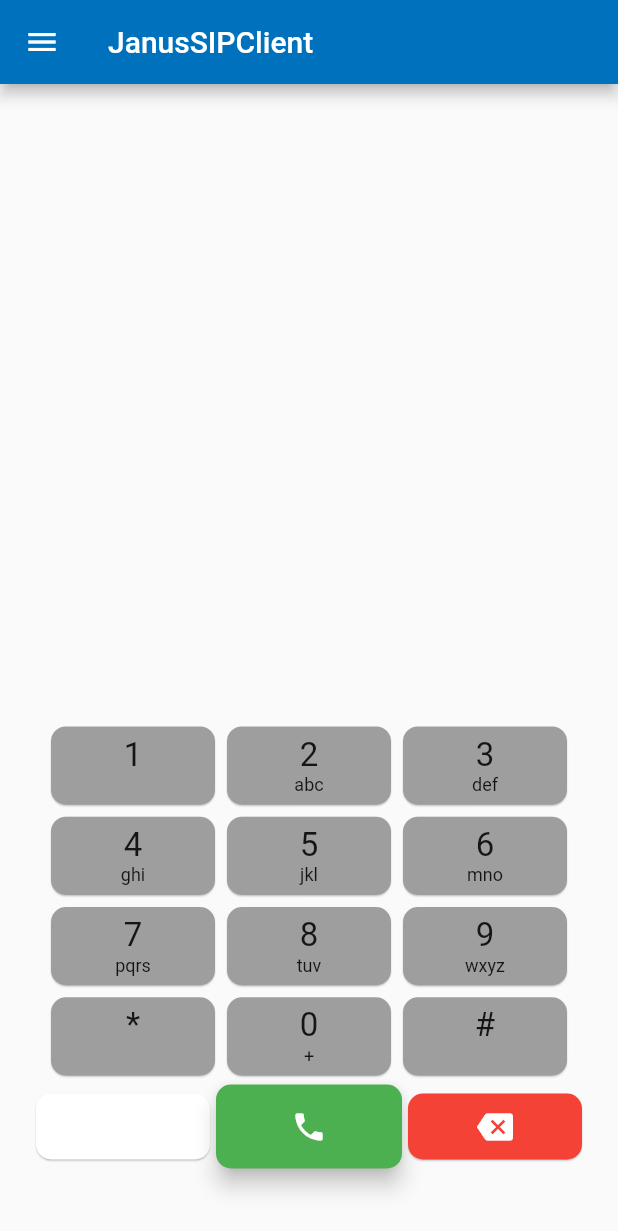
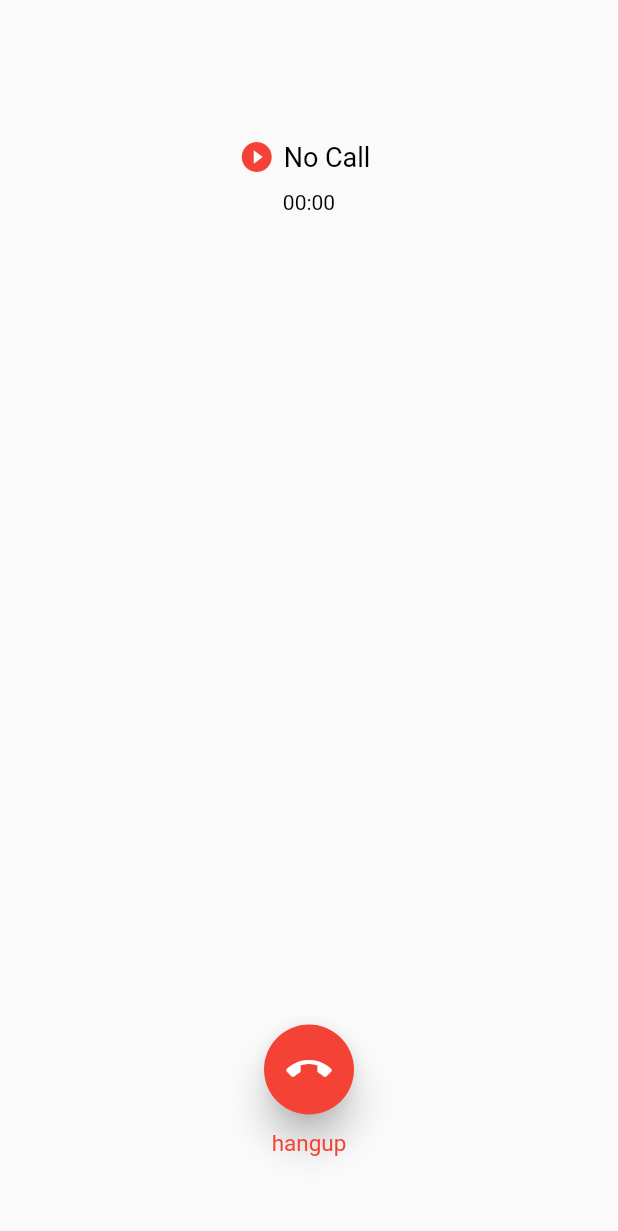
Before and after one commit to chikondot/janusSIPclient, a Flutter app: the screen it shows after launch, on a phone screen of 412 x 824 dp. Shown: the top 1231 px of the screen. Run offline on Flutter 3.47's test engine with Material 2 defaults, Android fonts, the light colour scheme and no system bars; our stand-ins replace permission_handler, shared_preferences; missing offline and left inert: flutter_webrtc.

Commit message:
[chikondot] update CallView.dart and UI logic

```diff
--- a/lib/main.dart
+++ b/lib/main.dart
@@ -5,7 +5,7 @@ import 'package:flutter/material.dart';
 import 'src/views/SplashView.dart';
 import 'src/views/RegisterView.dart';
 import 'src/views/HomeView.dart';
-import 'src/views/callscreen.dart';
+import 'src/views/CallView.dart';
 
 void main() async {
   WidgetsFlutterBinding.ensureInitialized();
@@ -24,12 +24,12 @@ class MyApp extends StatelessWidget {
         primarySwatch: Colors.blue,
         visualDensity: VisualDensity.adaptivePlatformDensity,
       ),
-      initialRoute: '/home',
+      initialRoute: '/call',
       routes: {
         '/splash': (context) => SplashViewWidget(),
         '/register': (context) => RegisterViewWidget(),
         '/home': (context) => HomeViewWidget(),
-        '/call': (context) => CallScreenWidget(),
+        '/call': (context) => CallViewWidget(),
       },
     );
   }
--- /dev/null
+++ b/lib/src/views/CallView.dart
@@ -0,0 +1,241 @@
+import 'dart:async';
+import 'package:flutter/material.dart';
+
+import 'package:JanusSIPClient/src/utilities/ClientStorage.dart';
+import 'package:JanusSIPClient/src/utilities/ClientAssets.dart';
+
+import 'widgets/action_button.dart';
+
+class CallViewWidget extends StatefulWidget {
+  @override
+  CallViewWidgetState createState() => CallViewWidgetState();
+}
+
+class CallViewWidgetState extends State<CallViewWidget> with CallAudioManager {
+  Timer? callScreenTimer;
+
+  String callScreenTimerLabel = "00:00";
+  String callScreenDestination = "";
+
+  CallStatusManager currentCallStatus = CallStatusManager.nonActive;
+
+  void initialViewInformation() async {
+    callScreenDestination =
+        (await Storage.getExistingString('callDestination'))!;
+  }
+
+  void persistViewInformation() async {}
+
+  void screenStateUpdate(Function() callback) => this.setState(callback);
+
+  void onBackButtonPressed() {
+    screenStateUpdate(handleCallTimerStop);
+    handlePageNavigation();
+  }
+
+  void handlePageNavigation() {
+    Navigator.pop(context);
+  }
+
+  void updateCallStatus(CallStatusManager newCallStatus) {
+    if (currentCallStatus != newCallStatus) currentCallStatus = newCallStatus;
+  }
+
+  void updateCallScreenTimerLabel(Duration duration) {
+    callScreenTimerLabel = [duration.inMinutes, duration.inSeconds]
+        .map((seg) => seg.remainder(60).toString().padLeft(2, '0'))
+        .join(':');
+  }
+
+  // keep track of time spent on call
+  void handleCallTimerStart() async {
+    if (callScreenTimer == null || callScreenTimer!.isActive) return;
+
+    callScreenTimer = Timer.periodic(Duration(seconds: 1), (Timer timer) {
+      Duration duration = Duration(seconds: timer.tick);
+      if (mounted) {
+        screenStateUpdate(() {
+          updateCallScreenTimerLabel(duration);
+        });
+      } else {
+        callScreenTimer?.cancel();
+      }
+    });
+  }
+
+  void handleCallTimerStop() {
+    callScreenTimer?.cancel();
+  }
+
+  Widget _buildContent() {
+    var stackWidgets = <Widget>[];
+    stackWidgets.addAll([
+      Positioned(
+        top: 48,
+        left: 0,
+        right: 0,
+        child: Center(
+          child: Column(
+            crossAxisAlignment: CrossAxisAlignment.center,
+            mainAxisAlignment: MainAxisAlignment.center,
+            children: <Widget>[
+              Center(
+                  child: Padding(
+                      padding: const EdgeInsets.all(6),
+                      child: Text(
+                        ('$callScreenDestination'),
+                        style:
+                            TextStyle(fontSize: 24, color: Assets.blackColor),
+                      ))),
+              Center(
+                child: Row(
+                  mainAxisAlignment: MainAxisAlignment.center,
+                  crossAxisAlignment: CrossAxisAlignment.center,
+                  children: <Widget>[
+                    Icon(
+                      Icons.play_circle_filled,
+                      color: currentCallStatus.color,
+                    ),
+                    Padding(
+                      padding: const EdgeInsets.all(6),
+                      child: Text(
+                        '${currentCallStatus.string}',
+                        style:
+                            TextStyle(fontSize: 18, color: Assets.blackColor),
+                      ),
+                    )
+                  ],
+                ),
+              ),
+              Center(
+                child: Padding(
+                  padding: const EdgeInsets.all(6),
+                  child: Text(
+                    callScreenTimerLabel,
+                    style: TextStyle(fontSize: 14, color: Assets.blackColor),
+                  ),
+                ),
+              )
+            ],
+          ),
+        ),
+      ),
+    ]);
+
+    return Stack(
+      children: stackWidgets,
+    );
+  }
+
+  Widget _buildButtons() {
+    var hangupButton = ActionButton(
+        title: "hangup",
+        icon: Icons.call_end,
+        fillColor: Assets.redColor,
+        onPressed: onBackButtonPressed);
+
+    var basicActions = <Widget>[];
+    var advancedActions = <Widget>[];
+
+    basicActions.add(hangupButton);
+
+    advancedActions.add(ActionButton(
+      title: isMuteActive ? 'Mute On' : 'Mute Off',
+      icon: isMuteActive ? Icons.mic : Icons.mic_off,
+      checked: isMuteActive,
+      onPressed: () => handleMuteAudio,
+    ));
+
+    advancedActions.add(ActionButton(
+      title: isSpeakerActive ? 'Speaker On' : 'Speaker Off',
+      icon: isSpeakerActive ? Icons.volume_up : Icons.volume_off,
+      checked: isSpeakerActive,
+      onPressed: handleSpeakerAudio,
+    ));
+
+    var actionWidgets = <Widget>[];
+    actionWidgets.add(Padding(
+        padding: const EdgeInsets.all(3),
+        child: Row(
+            mainAxisAlignment: MainAxisAlignment.spaceEvenly,
+            children: basicActions)));
+
+    return Column(
+        crossAxisAlignment: CrossAxisAlignment.end,
+        mainAxisAlignment: MainAxisAlignment.end,
+        children: actionWidgets);
+  }
+
+  /// *************************************************************
+  /// *********** MAIN BUILD FUNCTION *****************************
+  /// *************************************************************
+
+  @override
+  void initState() {
+    super.initState();
+  }
+
+  @override
+  void deactivate() {
+    super.deactivate();
+  }
+
+  @override
+  Widget build(BuildContext context) {
+    return Scaffold(
+      body: Container(child: _buildContent()),
+      floatingActionButtonLocation: FloatingActionButtonLocation.centerFloat,
+      floatingActionButton: Padding(
+        padding: EdgeInsets.fromLTRB(0.0, 0.0, 0.0, 24.0),
+        child: Container(width: 320, child: _buildButtons()),
+      ),
+    );
+  }
+}
+
+enum CallStatusManager {
+  nonActive("No Call", Colors.red),
+  initiated("Calling", Colors.amber),
+  active("Active", Colors.green),
+  held("Hold", Colors.grey);
+
+  const CallStatusManager(this.string, this.color);
+
+  final String string;
+  final Color color;
+}
+
+class CallAudioManager {
+  bool isMuteActive = false;
+  bool isSpeakerActive = false;
+  bool isHoldActive = false;
+  String holdOriginator = "";
+
+  void handleMuteAudio() {
+    isMuteActive ? _handleMuteOff() : _handleMuteOn();
+  }
+
+  void _handleMuteOn() {
+    isMuteActive = false;
+  }
+
+  void _handleMuteOff() {
+    isMuteActive = true;
+  }
+
+  void handleHoldAudio() {
+    isHoldActive ? _handleHoldOff() : _handleHoldOn();
+  }
+
+  void _handleHoldOn() {}
+
+  void _handleHoldOff() {}
+
+  void handleSpeakerAudio() {
+    isSpeakerActive ? _handleSpeakerOff() : _handleSpeakerOn();
+  }
+
+  void _handleSpeakerOn() {}
+
+  void _handleSpeakerOff() {}
+}
--- a/lib/src/views/HomeView.dart
+++ b/lib/src/views/HomeView.dart
@@ -42,7 +42,7 @@ class HomeViewWidgetState extends State<HomeViewWidget> {
     callDestinationField.text = textInstance;
   }
 
-  void onCallButtonPressedCallback() async {
+  void onCallButtonPressedCallback() {
     screenStateUpdate(() {});
     handlePageNavigation();
   }
--- a/lib/src/views/widgets/action_button.dart
+++ b/lib/src/views/widgets/action_button.dart
@@ -82,7 +82,7 @@ class _ActionButtonState extends State<ActionButton> {
                 margin: EdgeInsets.symmetric(vertical: 4.0, horizontal: 2.0))
             : Container(
                 margin: EdgeInsets.symmetric(vertical: 10.0, horizontal: 2.0),
-                child: (widget.number || widget.title == null)
+                child: (widget.number || widget.title.isEmpty)
                     ? null
                     : Text(
                         widget.title,
```
Also changed, not shown: lib/src/views/callscreen.dart (deleted, +0 -233 lines).
